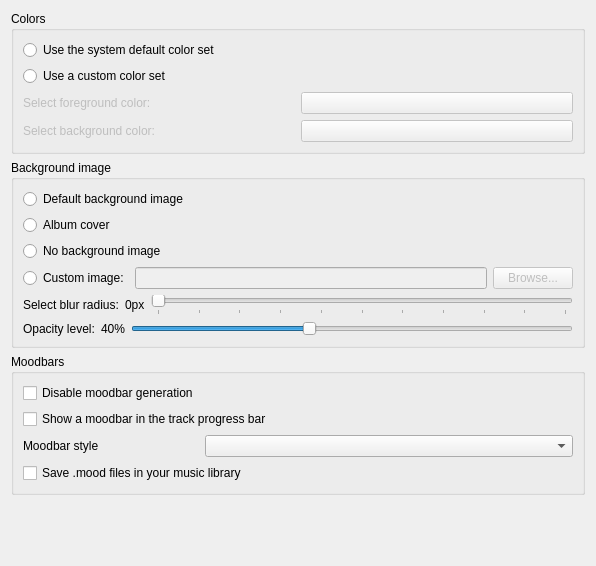
First picture: the form in src/ui/appearancesettingspage.ui, repository clementine-player/Clementine, before the edit.
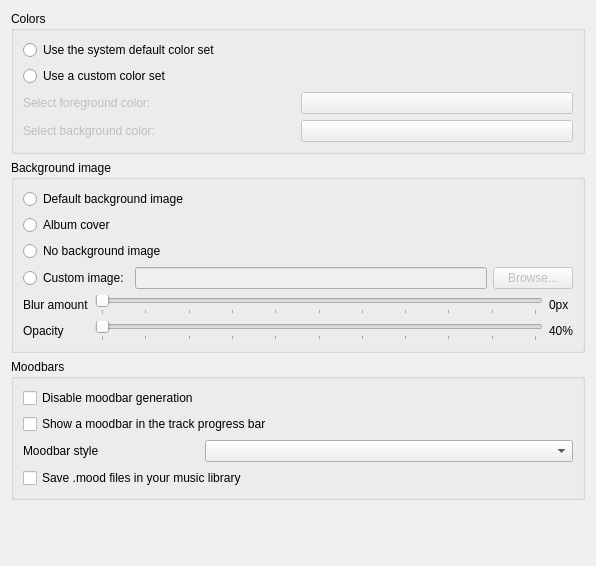
Second picture: the form after the edit.

```diff
--- a/src/ui/appearancesettingspage.ui
+++ b/src/ui/appearancesettingspage.ui
@@ -156,28 +156,18 @@
        </layout>
       </item>
       <item>
-       <layout class="QHBoxLayout" name="horizontalLayout_6">
-        <item>
+       <layout class="QGridLayout" name="gridLayout">
+        <item row="0" column="0">
          <widget class="QLabel" name="select_background_blur_label">
           <property name="enabled">
            <bool>true</bool>
           </property>
           <property name="text">
-           <string>Select blur radius:</string>
+           <string>Blur amount</string>
           </property>
          </widget>
         </item>
-        <item>
-         <widget class="QLabel" name="background_blur_radius_label">
-          <property name="enabled">
-           <bool>true</bool>
-          </property>
-          <property name="text">
-           <string>0px</string>
-          </property>
-         </widget>
-        </item>
-        <item>
+        <item row="0" column="1">
          <widget class="QSlider" name="blur_slider">
           <property name="minimum">
            <number>0</number>
@@ -185,9 +175,6 @@
           <property name="maximum">
            <number>10</number>
           </property>
-          <property name="value">
-           <number>0</number>
-          </property>
           <property name="orientation">
            <enum>Qt::Horizontal</enum>
           </property>
@@ -199,34 +186,46 @@
           </property>
          </widget>
         </item>
-       </layout>
-      </item>
-      <item>
-       <layout class="QHBoxLayout" name="horizontalLayout_9">
-        <item>
+        <item row="0" column="2">
+         <widget class="QLabel" name="background_blur_radius_label">
+          <property name="enabled">
+           <bool>true</bool>
+          </property>
+          <property name="text">
+           <string>0px</string>
+          </property>
+         </widget>
+        </item>
+        <item row="1" column="0">
          <widget class="QLabel" name="select_opacity_level_label">
           <property name="text">
-           <string>Opacity level:</string>
+           <string>Opacity</string>
           </property>
          </widget>
         </item>
-        <item>
-         <widget class="QLabel" name="background_opacity_label">
-          <property name="text">
-           <string>40%</string>
-          </property>
-         </widget>
-        </item>
-        <item>
+        <item row="1" column="1">
          <widget class="QSlider" name="opacity_slider">
           <property name="maximum">
            <number>100</number>
           </property>
-          <property name="value">
-           <number>40</number>
+          <property name="singleStep">
+           <number>10</number>
           </property>
           <property name="orientation">
            <enum>Qt::Horizontal</enum>
+          </property>
+          <property name="tickPosition">
+           <enum>QSlider::TicksBelow</enum>
+          </property>
+          <property name="tickInterval">
+           <number>10</number>
+          </property>
+         </widget>
+        </item>
+        <item row="1" column="2">
+         <widget class="QLabel" name="background_opacity_label">
+          <property name="text">
+           <string>40%</string>
           </property>
          </widget>
         </item>
```
Left out of the diff: 14 changed lines with no effect on the pictures. Lines whose indentation alone changed are shown as unchanged.
